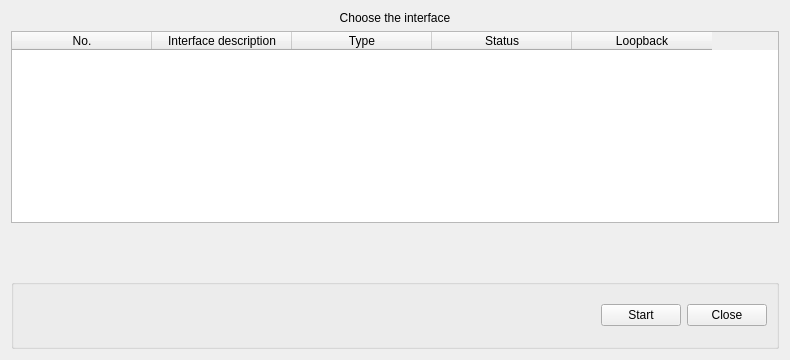
Qt form src/ui/if_choose.ui (mans5647/netsniffer) before a commit.
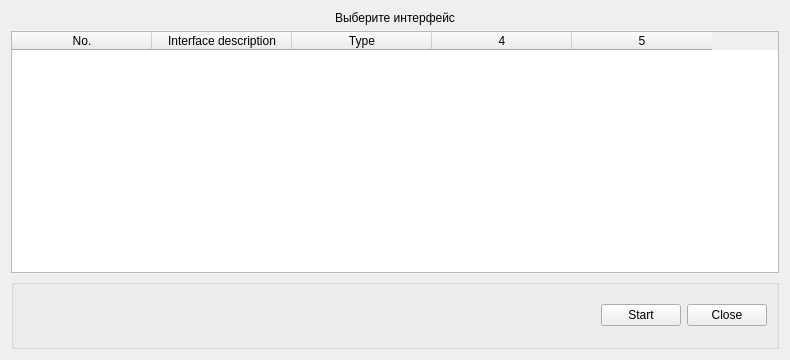
The same form after that commit.

What changed in the file:
```diff
--- a/src/ui/if_choose.ui
+++ b/src/ui/if_choose.ui
@@ -25,7 +25,7 @@
      <item>
       <widget class="QLabel" name="label">
        <property name="text">
-        <string>Choose the interface</string>
+        <string>Выберите интерфейс</string>
        </property>
        <property name="alignment">
         <set>Qt::AlignCenter</set>
@@ -55,8 +55,11 @@
        <attribute name="horizontalHeaderHighlightSections">
         <bool>false</bool>
        </attribute>
+       <attribute name="verticalHeaderMinimumSectionSize">
+        <number>200</number>
+       </attribute>
        <attribute name="verticalHeaderDefaultSectionSize">
-        <number>20</number>
+        <number>200</number>
        </attribute>
        <attribute name="verticalHeaderHighlightSections">
         <bool>false</bool>
@@ -76,31 +79,10 @@
          <string>Type</string>
         </property>
        </column>
-       <column>
-        <property name="text">
-         <string>Status</string>
-        </property>
-       </column>
-       <column>
-        <property name="text">
-         <string>Loopback</string>
-        </property>
-       </column>
+       <column/>
+       <column/>
       </widget>
      </item>
-     <item>
-      <spacer name="verticalSpacer">
-       <property name="orientation">
-        <enum>Qt::Vertical</enum>
-       </property>
-       <property name="sizeHint" stdset="0">
-        <size>
-         <width>20</width>
-         <height>40</height>
-        </size>
-       </property>
-      </spacer>
-     </item>
      <item>
       <widget class="QGroupBox" name="groupBox">
        <property name="minimumSize">
```
Left out of the diff: 10 changed lines with no effect on the pictures.
